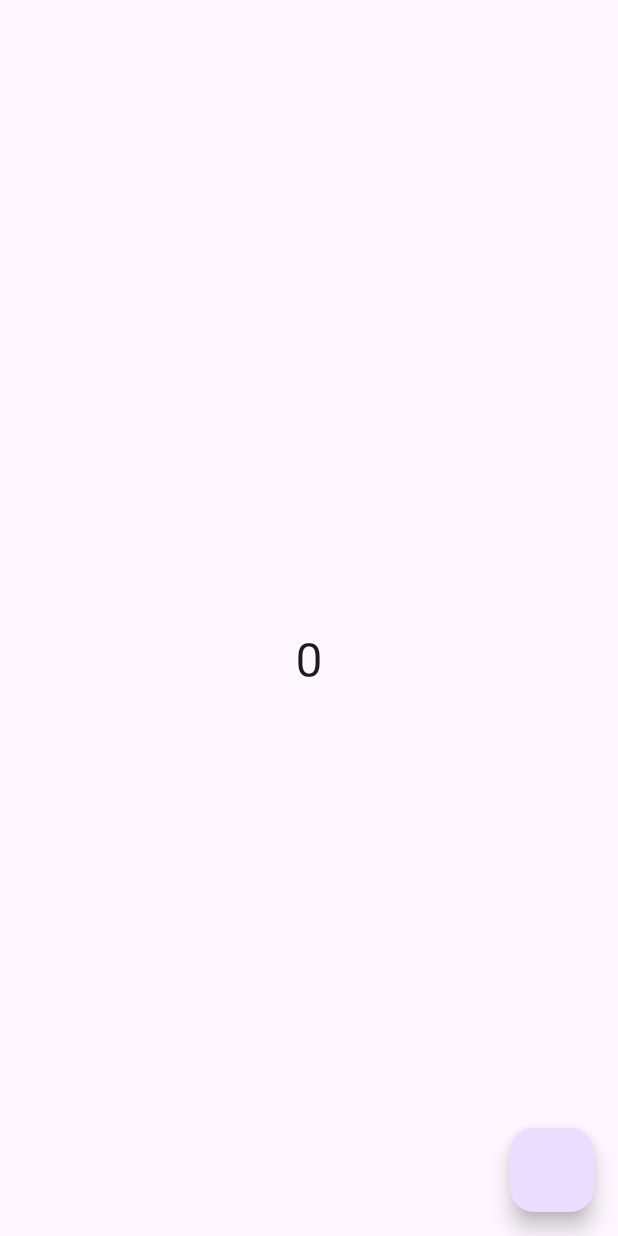
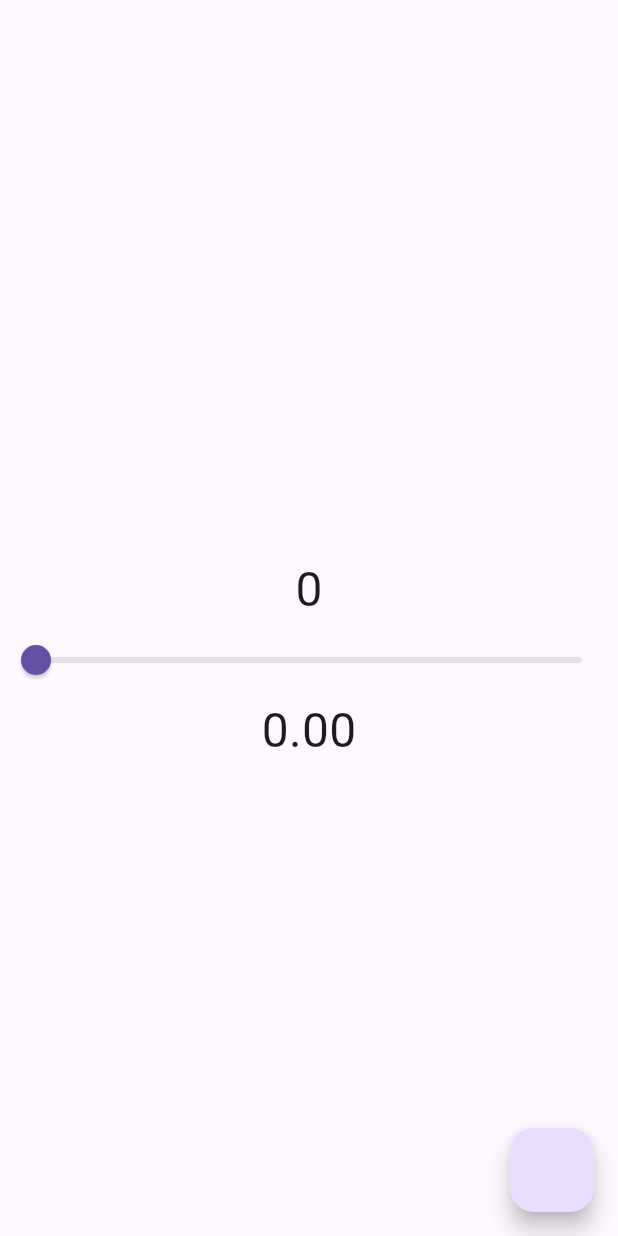
Before and after one commit to vasanthyenuganti/set_use, a Flutter app: the screen it shows after launch, on a phone screen of 412 x 824 dp. Run offline on Flutter 3.47's test engine with Material 3 defaults, Android fonts, the light colour scheme and no system bars.

Commit message:
Add SliderProvider and integrate with MyCounter for slider functionality

```diff
--- a/lib/main.dart
+++ b/lib/main.dart
@@ -2,6 +2,7 @@ import 'package:flutter/cupertino.dart';
 import 'package:flutter/material.dart';
 import 'package:provider/provider.dart';
 import 'package:set_use/providers/counter_provider.dart';
+import 'package:set_use/providers/slider_provider.dart';
 
 void main() {
   runApp(MyCore());
@@ -15,6 +16,7 @@ class MyCore extends StatelessWidget {
     return MultiProvider(
       providers: [
         ChangeNotifierProvider(create: (context) => CounterProvider()),
+        ChangeNotifierProvider(create: (context) => SliderProvider()),
       ],
       child: MyApp(),
     );
@@ -38,11 +40,33 @@ class MyCounter extends StatelessWidget {
     debugPrint("build is called ");
     return Scaffold(
       appBar: AppBar(),
-      body: Center(
-        child: Consumer<CounterProvider>(
-          builder: (context, value, child) =>
-              Text("${value.count}", style: TextStyle(fontSize: 32)),
-        ),
+      body: Column(
+        mainAxisAlignment: MainAxisAlignment.center,
+        children: [
+          Center(
+            child: Consumer<CounterProvider>(
+              builder: (context, value, child) =>
+                  Text("${value.count}", style: TextStyle(fontSize: 32)),
+            ),
+          ),
+          Consumer<SliderProvider>(
+            builder: (context, value, child) => Column(
+              children: [
+                Slider(
+                  value: value.sliderValue,
+                  min: 1,
+                  max: 1000,
+                  onChanged: value.onSlideChange,
+                ),
+                Text(
+                  value.sliderValue.toStringAsFixed(2),
+                  style: TextStyle(fontSize: 32),
+                ),
+
+              ],
+            ),
+          ),
+        ],
       ),
       floatingActionButton: FloatingActionButton(
         onPressed: () {
--- /dev/null
+++ b/lib/providers/slider_provider.dart
@@ -0,0 +1,11 @@
+import 'package:flutter/cupertino.dart';
+
+class SliderProvider extends ChangeNotifier {
+  double _sliderValue = 0;
+  double get sliderValue => _sliderValue;
+
+  void onSlideChange(double val) {
+    _sliderValue = val;
+    notifyListeners();
+  }
+}
```
